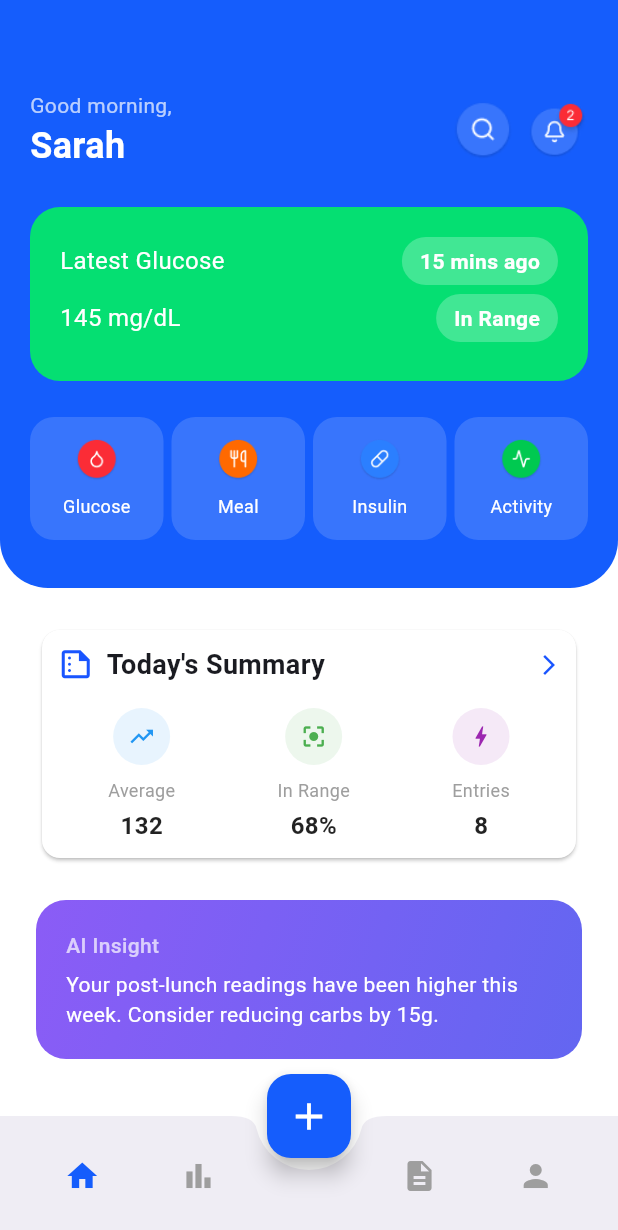
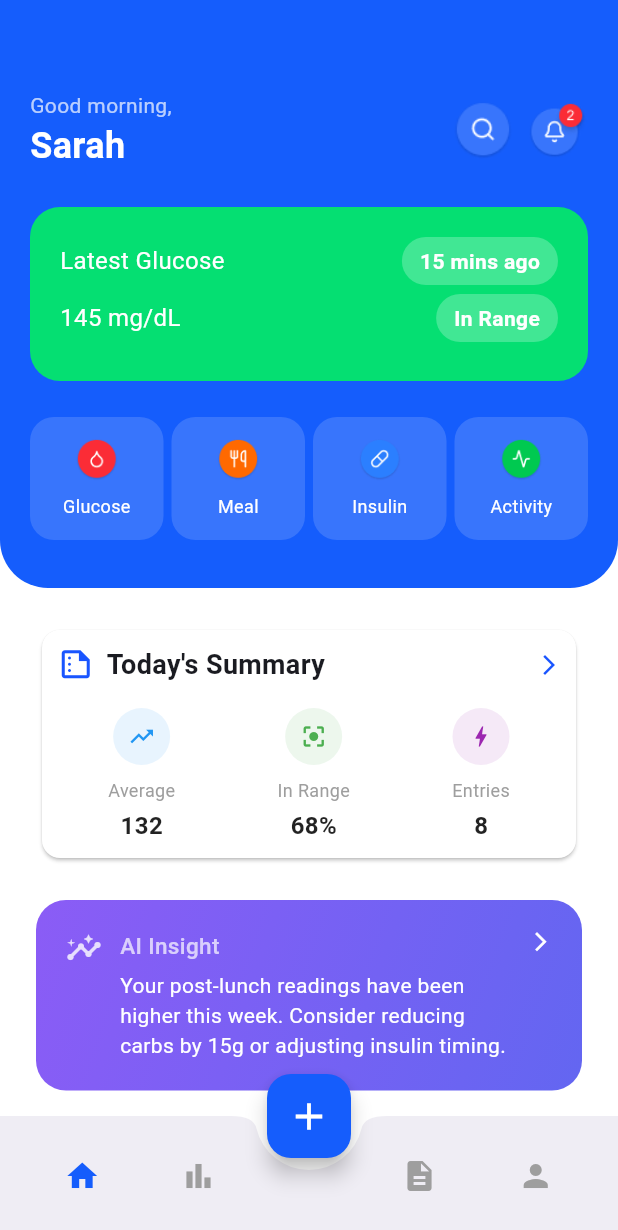
Before and after one commit to IsmailCoder366/Dialens, a Flutter app: the HomeScreen screen opened by its route, on a phone screen of 412 x 824 dp. Shown: the top 1230 px of the screen. Run offline on Flutter 3.47's test engine with Material 3 defaults, Android fonts, the phone set to English and light mode, and no system bars.

Commit message:
AI Insight card completed

```diff
--- a/lib/features/home/screens/home_screen.dart
+++ b/lib/features/home/screens/home_screen.dart
@@ -2,7 +2,7 @@ import 'package:flutter/material.dart';
 import '../../../core/app_colors.dart';
 import '../widgets/home_action_button.dart';
 import '../widgets/recent_entry_tile.dart';
-import '../widgets/info_banner_card.dart';
+import '../widgets/ai_insight_card.dart';
 import '../widgets/summary_metrics.dart';
 
 class HomeScreen extends StatelessWidget {
@@ -87,11 +87,13 @@ class HomeScreen extends StatelessWidget {
                   const SizedBox(height: 24),
 
                   // REUSABLE PURPLE AI CARD
-                  const InfoBannerCard(
+                  const AIInsightCard(
+                    icon: Icons.insights,
                     title: "AI Insight",
                     content:
-                        "Your post-lunch readings have been higher this week. Consider reducing carbs by 15g.",
+                        "Your post-lunch readings have been higher this week. Consider reducing carbs by 15g or adjusting insulin timing.",
                     gradientColors: [Color(0xFF8B5CF6), Color(0xFF6366F1)],
+                    trailing: Icons.arrow_forward_ios
                   ),
 
                   const SizedBox(height: 32),
@@ -118,7 +120,7 @@ class HomeScreen extends StatelessWidget {
                   const SizedBox(height: 24),
 
                   /// REUSABLE BLUE HBA1C CARD
-                  InfoBannerCard(
+                  AIInsightCard(
                     title: "Estimated HbA1c",
                     content:
                         "6.8% ↓ 0.3%\nBased on 30-day average. Great progress!",
@@ -126,7 +128,7 @@ class HomeScreen extends StatelessWidget {
                       const Color(0xFFDBEAFE),
                       const Color(0xFFBFDBFE),
                     ],
-                    trailing: _buildHbA1cIcon(),
+                    // trailing: _buildHbA1cIcon(),
                   ),
                 ],
               ),
--- a/lib/features/home/widgets/info_banner_card.dart
+++ b/lib/features/home/widgets/ai_insight_card.dart
@@ -1,13 +1,13 @@
 import 'package:flutter/material.dart';
 
-class InfoBannerCard extends StatelessWidget {
+class AIInsightCard extends StatelessWidget {
   final String title;
   final String content;
   final List<Color> gradientColors;
-  final Widget? trailing;
+  final IconData? trailing;
   final IconData? icon;
 
-  const InfoBannerCard({
+  const AIInsightCard({
     super.key,
     required this.title,
     required this.content,
@@ -30,8 +30,10 @@ class InfoBannerCard extends StatelessWidget {
         borderRadius: BorderRadius.circular(20),
       ),
       child: Row(
+        mainAxisAlignment: MainAxisAlignment.start,
+        crossAxisAlignment: CrossAxisAlignment.start,
         children: [
-          // Optional leading icon (like the bolt in AI Insight)
+
           if (icon != null) ...[
             Icon(icon, color: Colors.white.withOpacity(0.8), size: 24),
             const SizedBox(width: 12),
@@ -42,7 +44,7 @@ class InfoBannerCard extends StatelessWidget {
               children: [
                 Text(
                   title,
-                  style: const TextStyle(color: Colors.white70, fontWeight: FontWeight.w500, fontSize: 14),
+                  style: const TextStyle(color: Colors.white70, fontWeight: FontWeight.w500, fontSize: 15),
                 ),
                 const SizedBox(height: 6),
                 Text(
@@ -54,7 +56,7 @@ class InfoBannerCard extends StatelessWidget {
           ),
           if (trailing != null) ...[
             const SizedBox(width: 12),
-            trailing!,
+            Icon(trailing, color: Colors.white, size: 15)
           ],
         ],
       ),
```
